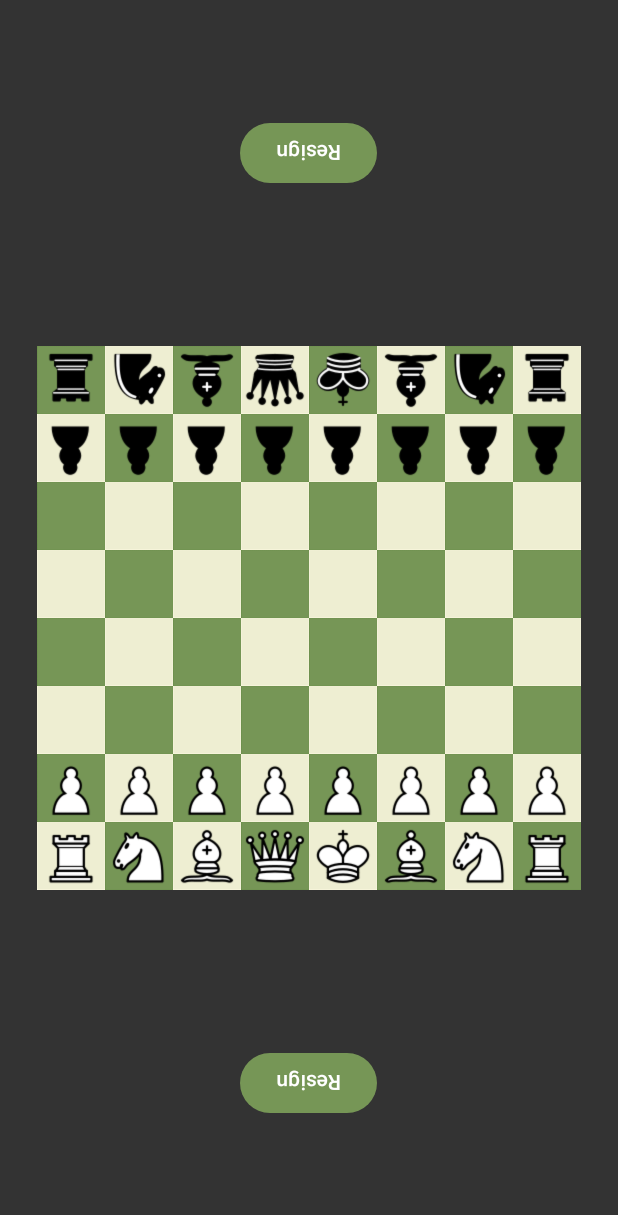
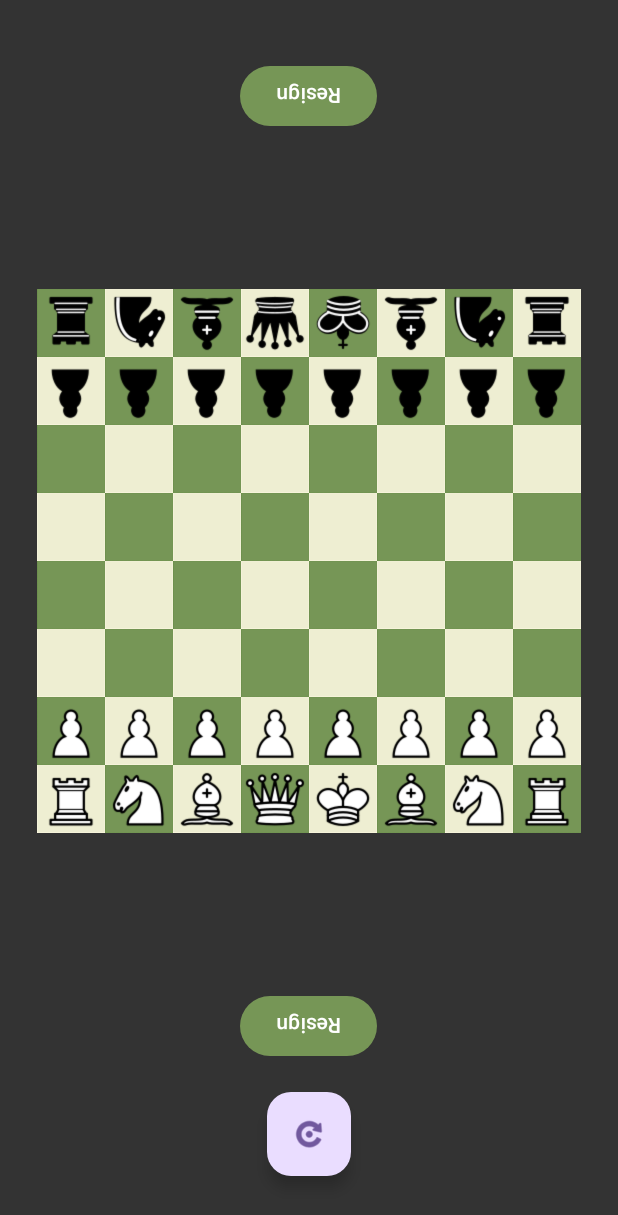
Before and after one commit to NabilAbdelouahed/Chess-Everywhere, an Android app: the TimerGame screen opened directly, with no data from a screen before it, on a phone screen of 412 x 824 dp. Shown: the top 1215 px of the screen. Run offline under Robolectric (Android 15) with nearby library versions, the phone set to English and light mode, and no system bars.

Commit message:
checkmate bug fixed checkmate added to game resign and checkmate messege restart game option confirmation dialogs added (resign and restart)

```diff
--- a/app/src/main/java/com/example/chess/ChessTimer.java
+++ b/app/src/main/java/com/example/chess/ChessTimer.java
@@ -40,6 +40,7 @@ public class ChessTimer {
             public void onFinish() {
                 isRunning = false;
                 timerTextView.setText("Time's up!");
+
             }
         }.start();
 
--- a/app/src/main/java/com/example/chess/King.java
+++ b/app/src/main/java/com/example/chess/King.java
@@ -212,7 +212,7 @@ public class King extends Piece {
                         if(board.getBox(row, column).getPiece().isWhite() == king.isWhite()){
                             for(int row2 = 0; row2 < 8; row2++){
                                 for(int column2 = 0; column2 < 8; column2++){
-                                    if (board.getBox(row, column).getPiece().canMove(board, board.getBox(row, column), board.getBox(row2, column2)) && !(board.getBox(row2, column2).getPiece() instanceof King)) {
+                                    if (board.getBox(row, column).getPiece().canMove(board, board.getBox(row, column), board.getBox(row2, column2))) {
                                         protectingPiece = board.getBox(row, column).getPiece();
                                         board.getBox(row2, column2).setPiece(protectingPiece);
                                         board.getBox(row, column).setPiece(null);
@@ -220,6 +220,10 @@ public class King extends Piece {
                                             board.getBox(row, column).setPiece(protectingPiece);
                                             board.getBox(row2, column2).setPiece(null);
                                             return false;
+                                        }
+                                        else {
+                                            board.getBox(row, column).setPiece(protectingPiece);
+                                            board.getBox(row2, column2).setPiece(null);
                                         }
                                     }
                                 }
--- a/app/src/main/res/layout/activity_timer_game.xml
+++ b/app/src/main/res/layout/activity_timer_game.xml
@@ -1,5 +1,6 @@
 <?xml version="1.0" encoding="utf-8"?>
 <LinearLayout xmlns:android="http://schemas.android.com/apk/res/android"
+    xmlns:app="http://schemas.android.com/apk/res-auto"
     android:layout_width="match_parent"
     android:layout_height="match_parent"
     android:background="#333333"
@@ -522,4 +523,18 @@
         android:text="Resign"
         android:onClick="resign" />
 
+    <androidx.constraintlayout.widget.ConstraintLayout
+        android:layout_width="match_parent"
+        android:layout_height="20dp">
+
+    </androidx.constraintlayout.widget.ConstraintLayout>
+
+    <com.google.android.material.floatingactionbutton.FloatingActionButton
+        android:id="@+id/floatingActionButton"
+        android:layout_width="wrap_content"
+        android:layout_height="wrap_content"
+        android:clickable="true"
+        android:onClick="restartGame"
+        app:srcCompat="@android:drawable/ic_menu_rotate" />
+
 </LinearLayout>
```
Also changed, not shown: app/src/main/java/com/example/chess/TimerGame.java (+70 -1 lines).
